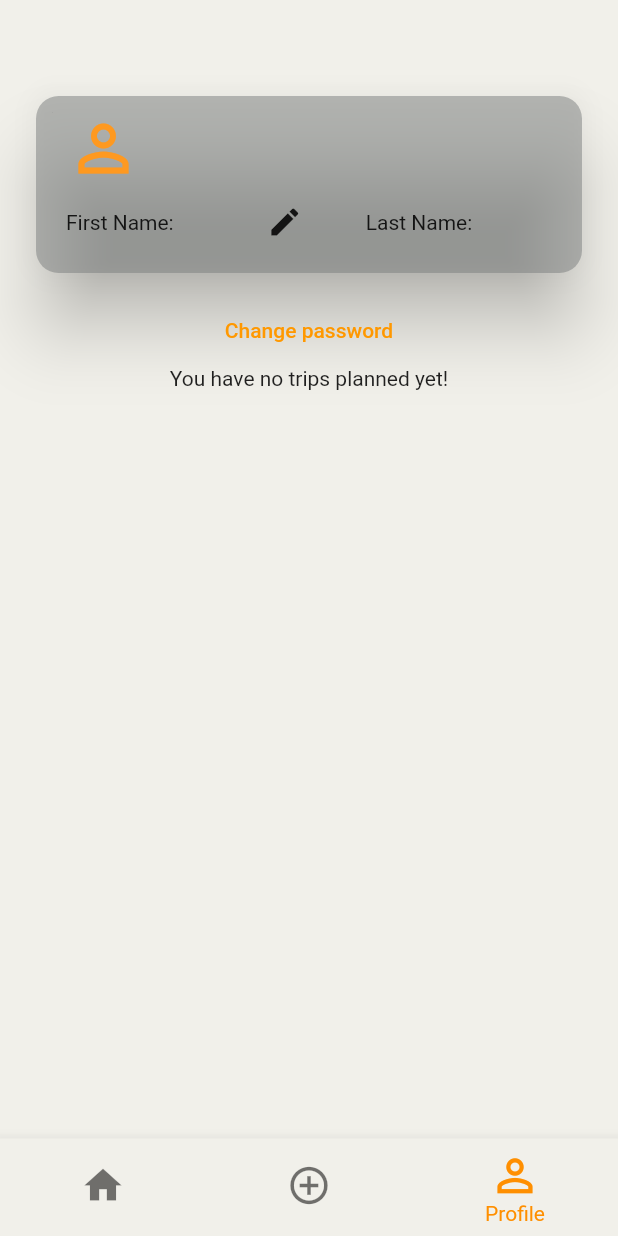
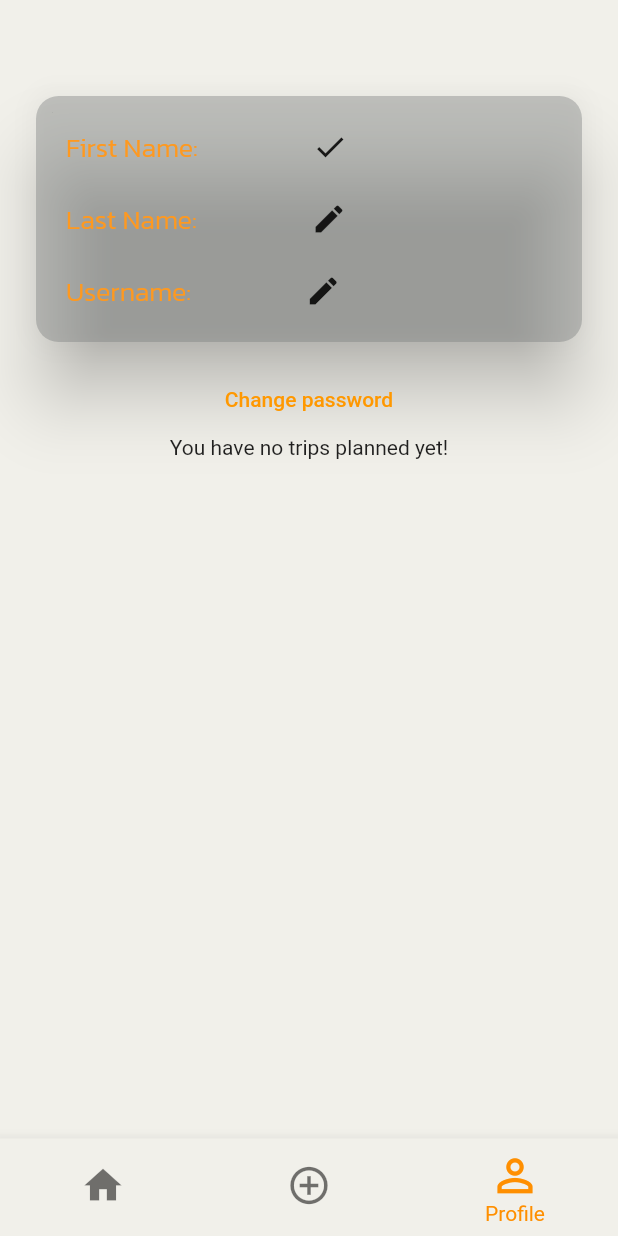
Before and after one commit to 911AstalusAdrian/thesis-project, a Flutter app: the MainNavigationScreen screen opened by its route, item 3 of the bottom bar chosen, after a tap on the "edit" icon, on a phone screen of 412 x 824 dp. Run offline on Flutter 3.47's test engine with Material 2 defaults, Android fonts, the phone set to English and light mode, and no system bars; our stand-ins replace cloud_firestore, dropdown_search, firebase_auth, firebase_core, firebase_messaging, flutter_secure_storage and 3 more; missing offline and left inert: flutter_google_places; accounts and stored records are empty.

Commit message:
Modify profile card

```diff
--- a/app/lib/screens/createTripScreen.dart
+++ b/app/lib/screens/createTripScreen.dart
@@ -50,7 +50,7 @@ class _CreateTripScreenState extends State<CreateTripScreen> {
                         vertical: 10.0, horizontal: 0),
                     child: Column(
                       children: [
-                        const FancyText(text: "How many people are going?"),
+                        FancyText(text: "How many people are going?"),
                         SizedBox(
                           height: 90.0,
                           child: ListView(
@@ -93,7 +93,7 @@ class _CreateTripScreenState extends State<CreateTripScreen> {
                         vertical: 10.0, horizontal: 25.0),
                     child: Column(
                       children: [
-                        const FancyText(text: "Where do you plan on going?"),
+                        FancyText(text: "Where do you plan on going?"),
                         DropdownSearch<String>(
                           showClearButton: true,
                           items: const  [
@@ -121,7 +121,7 @@ class _CreateTripScreenState extends State<CreateTripScreen> {
                         vertical: 10, horizontal: 25),
                     child: Column(
                       children: [
-                        const FancyText(text: "Choose the dates:"),
+                        FancyText(text: "Choose the dates:"),
                         TextFormField(
                           readOnly: true,
                           controller: _startDateController,
@@ -173,7 +173,7 @@ class _CreateTripScreenState extends State<CreateTripScreen> {
                         const EdgeInsets.symmetric(vertical: 10, horizontal: 0),
                     child: Column(
                       children:[
-                        const FancyText(text: "How do you plan on getting there?"),
+                        FancyText(text: "How do you plan on getting there?"),
                         SizedBox(
                           height: 90.0,
                           child: ListView(
--- a/app/lib/screens/editTripScreen.dart
+++ b/app/lib/screens/editTripScreen.dart
@@ -94,7 +94,7 @@ class _EditTripScreenState extends State<EditTripScreen> {
                   child: Row(
                     mainAxisAlignment: MainAxisAlignment.center,
                     children: [
-                      const FancyText(text: "Give a name to your Trip: "),
+                      FancyText(text: "Give a name to your Trip: "),
                       Expanded(
                         child: TextField(
                             controller: _tripNameCtrl,
@@ -110,7 +110,7 @@ class _EditTripScreenState extends State<EditTripScreen> {
                   padding: const EdgeInsets.symmetric(vertical: 5.0, horizontal: 10.0),
                   child: Column(
                     children: [
-                      const FancyText(text: "Where will you be staying?"),
+                      FancyText(text: "Where will you be staying?"),
                       TextField(
                         readOnly: true,
                         controller: _lodgingCtrl,
@@ -129,7 +129,7 @@ class _EditTripScreenState extends State<EditTripScreen> {
                     const EdgeInsets.symmetric(vertical: 10, horizontal: 0),
                     child: Column(
                         children:[
-                          const FancyText(text: "How do you plan on getting there?"),
+                          FancyText(text: "How do you plan on getting there?"),
                           SizedBox(
                             height: 90.0,
                             child: ListView(
@@ -165,7 +165,7 @@ class _EditTripScreenState extends State<EditTripScreen> {
                       vertical: 10.0, horizontal: 0),
                   child: Column(
                     children: [
-                      const FancyText(text: "How many people are going?"),
+                      FancyText(text: "How many people are going?"),
                       SizedBox(
                         height: 90.0,
                         child: ListView(
@@ -208,7 +208,7 @@ class _EditTripScreenState extends State<EditTripScreen> {
                       vertical: 10, horizontal: 25),
                   child: Column(
                     children: [
-                      const FancyText(text: "Choose the dates:"),
+                      FancyText(text: "Choose the dates:"),
                       TextFormField(
                         readOnly: true,
                         controller: _startDateController,
--- a/app/lib/screens/homeScreen.dart
+++ b/app/lib/screens/homeScreen.dart
@@ -40,7 +40,7 @@ class _HomeScreenState extends State<HomeScreen> {
                 }
               },
             ),
-            const FancyText(text: "Here's how your upcoming Trips look like:"),
+            FancyText(text: "Here's how your upcoming Trips look like:"),
             Container(
               child: FutureBuilder(
                   future: handler.getOngoingAndFutureTrips(),
--- a/app/lib/screens/loginScreen.dart
+++ b/app/lib/screens/loginScreen.dart
@@ -191,7 +191,7 @@ class _LoginScreenState extends State<LoginScreen> {
           height: 175,
           child: Column(
             children: [
-              const FancyText(text: "Forgot my password"),
+              FancyText(text: "Forgot my password"),
               SizedBox(
                   width: 200,
                   child: TextField(
--- a/app/lib/screens/profileScreen.dart
+++ b/app/lib/screens/profileScreen.dart
@@ -14,9 +14,7 @@ class ProfileScreen extends StatefulWidget {
 }
 
 class _ProfileScreenState extends State<ProfileScreen> {
-  final String uid = FirebaseHandler.getUID();
   FirebaseHandler handler = FirebaseHandler();
-  CollectionReference users = FirebaseFirestore.instance.collection("Users");
 
   @override
   void initState() {
@@ -26,7 +24,8 @@ class _ProfileScreenState extends State<ProfileScreen> {
   @override
   Widget build(BuildContext context) {
     return Scaffold(
-      body: Column(
+      body: SingleChildScrollView(
+        child: Column(
           children: [
             Center(
                 child: FutureBuilder(
@@ -39,7 +38,6 @@ class _ProfileScreenState extends State<ProfileScreen> {
                         return Center(child: Text('${snapshot.error} occurred'));
                       } else if (snapshot.hasData) {
                         Map<String, dynamic> data = snapshot.data! as Map<String, dynamic>;
-
                         return Center(
                             child: Column(
                               children: [
@@ -111,6 +109,7 @@ class _ProfileScreenState extends State<ProfileScreen> {
                   }),
             ),
           ],
+        ),
       ),
     );
   }
--- a/app/lib/widgets/fancyText.dart
+++ b/app/lib/widgets/fancyText.dart
@@ -1,14 +1,16 @@
 import 'package:flutter/material.dart';
 
 class FancyText extends StatelessWidget {
-  const FancyText({Key? key, required this.text}) : super(key: key);
+  FancyText({Key? key, required this.text, this.color}) : super(key: key);
 
+  Color? color;
   final String text;
 
   @override
   Widget build(BuildContext context) {
     return Text(text,
-        style: const TextStyle(
+        style: TextStyle(
+          color: color ?? Colors.black,
           fontFamily: 'Kanit',
           fontSize: 18.0,
         ));
--- a/app/lib/widgets/profileCard.dart
+++ b/app/lib/widgets/profileCard.dart
@@ -1,4 +1,5 @@
 import 'package:app/assets/Colors.dart';
+import 'package:app/widgets/fancyText.dart';
 import 'package:cloud_firestore/cloud_firestore.dart';
 import 'package:flutter/material.dart';
 
@@ -14,70 +15,134 @@ class ProfileCard extends StatefulWidget {
 }
 
 class _ProfileCardState extends State<ProfileCard> {
+  TextEditingController fNameCtrl = TextEditingController();
+  bool fNameTFEnabled = false;
 
-  TextEditingController fNameCtrl = TextEditingController();
-  bool fNameTextFieldEnabled = false;
+  TextEditingController lNameCtrl = TextEditingController();
+  bool lNameTFEnabled = false;
+
+  TextEditingController userNameCtrl = TextEditingController();
+  bool userNameTFEnabled = false;
+
+  TextEditingController eMailCtrl = TextEditingController();
+  bool emailTFEnabled = false;
 
   @override
   Widget build(BuildContext context) {
-    final UserModel user = UserModel(
-        fName: widget.data['fName'],
-        lName: widget.data['lName'],
-        userName: widget.data['userName'],
-        eMail: widget.data['eMail']);
-
-    fNameCtrl.text = user.fName;
-
+    _initData();
 
     return Container(
         width: double.infinity,
         margin: const EdgeInsets.fromLTRB(20.0, 60.0, 20.0, 10.0),
         child: Card(
-            color: myGrey.withOpacity(0.5),
+            color: myGrey.withOpacity(0.4),
             elevation: 20,
-            shape: RoundedRectangleBorder(borderRadius: BorderRadius.circular(15)),
+            shape:
+                RoundedRectangleBorder(borderRadius: BorderRadius.circular(15)),
             child: Padding(
-              padding: const EdgeInsets.symmetric(vertical: 10.0, horizontal: 20.0),
+              padding:
+                  const EdgeInsets.symmetric(vertical: 10.0, horizontal: 20.0),
               child: Column(
                 children: [
-                  Align(
-                    alignment: Alignment.topLeft,
-                    child: Icon(Icons.person_outline, size: 50.0, color: myOrange),
+                  Column(
+                    children: [
+                      Row(
+                        children: [
+                          FancyText(text: "First Name: ", color: myOrange),
+                          Padding(
+                              padding: const EdgeInsets.symmetric(
+                                  horizontal: 5.0, vertical: 0),
+                              child: SizedBox(
+                                width: 50,
+                                child: TextField(
+                                    enabled: fNameTFEnabled,
+                                    style: const TextStyle(fontFamily: 'Kanit', fontSize: 18.0),
+                                    decoration: const InputDecoration(
+                                        border: InputBorder.none,
+                                        contentPadding: EdgeInsets.all(0)),
+                                    controller: fNameCtrl),
+                              )),
+                          IconButton(
+                            onPressed: () {
+                              setState(() {
+                                fNameTFEnabled = !fNameTFEnabled;
+                              });
+                            },
+                            icon: fNameTFEnabled ? const Icon(Icons.check_sharp): const Icon(Icons.edit),
+                          )
+                        ],
                       ),
                       Row(
                         children: [
-                      const Text("First Name:"),
-                      Row(children: [
-                        Container(
+                          FancyText(text: "Last Name: ", color: myOrange),
+                          Padding(
+                            padding: const EdgeInsets.symmetric(
+                                horizontal: 5.0, vertical: 0),
+                            child: SizedBox(
                               width: 50,
                               child: TextField(
-                              enabled: fNameTextFieldEnabled,
+                                  enabled: lNameTFEnabled,
+                                  style: const TextStyle(fontFamily: 'Kanit', fontSize: 18.0),
                                   decoration: const InputDecoration(
                                       border: InputBorder.none,
                                       contentPadding: EdgeInsets.all(0)),
-                              controller: fNameCtrl
+                                  controller: lNameCtrl),
                             ),
                           ),
                           IconButton(
-
                             onPressed: () {
                               setState(() {
-                              fNameTextFieldEnabled = !fNameTextFieldEnabled;
+                                lNameTFEnabled = !lNameTFEnabled;
                               });
                             },
-                          icon: Icon(Icons.edit),
+                            icon: lNameTFEnabled ? const Icon(Icons.check_sharp): const Icon(Icons.edit),
                           )
-                      ],),
-                      const SizedBox(width: 30.0),
-                      const Text("Last Name:"),
-                      Text(user.lName),
                         ],
                       ),
-
+                      Row(
+                        children: [
+                          FancyText(text: "Username: ", color: myOrange),
+                          Padding(
+                            padding: const EdgeInsets.symmetric(
+                                horizontal: 5.0, vertical: 0),
+                            child: SizedBox(
+                              width: 50,
+                              child: TextField(
+                                  enabled: userNameTFEnabled,
+                                  style: const TextStyle(fontFamily: 'Kanit', fontSize: 18.0),
+                                  decoration: const InputDecoration(
+                                      border: InputBorder.none,
+                                      contentPadding: EdgeInsets.all(0)),
+                                  controller: userNameCtrl),
+                            ),
+                          ),
+                          IconButton(
+                            onPressed: () {
+                              setState(() {
+                                userNameTFEnabled = !userNameTFEnabled;
+                              });
+                            },
+                            icon: userNameTFEnabled ? const Icon(Icons.check_sharp): const Icon(Icons.edit),
+                          )
                         ],
                       ),
-            )
-        )
-    );
+                    ],
+                  ),
+                ],
+              ),
+            )));
+  }
+
+  _initData() {
+    // final UserModel user = UserModel(
+    //     fName: widget.data['fName'],
+    //     lName: widget.data['lName'],
+    //     userName: widget.data['userName'],
+    //     eMail: widget.data['eMail']);
+
+    fNameCtrl.text = widget.data['fName'];
+    lNameCtrl.text = widget.data['lName'];
+    userNameCtrl.text = widget.data['userName'];
+    eMailCtrl.text = widget.data['eMail'];
   }
 }
```
Lines whose indentation alone changed are shown as unchanged.
